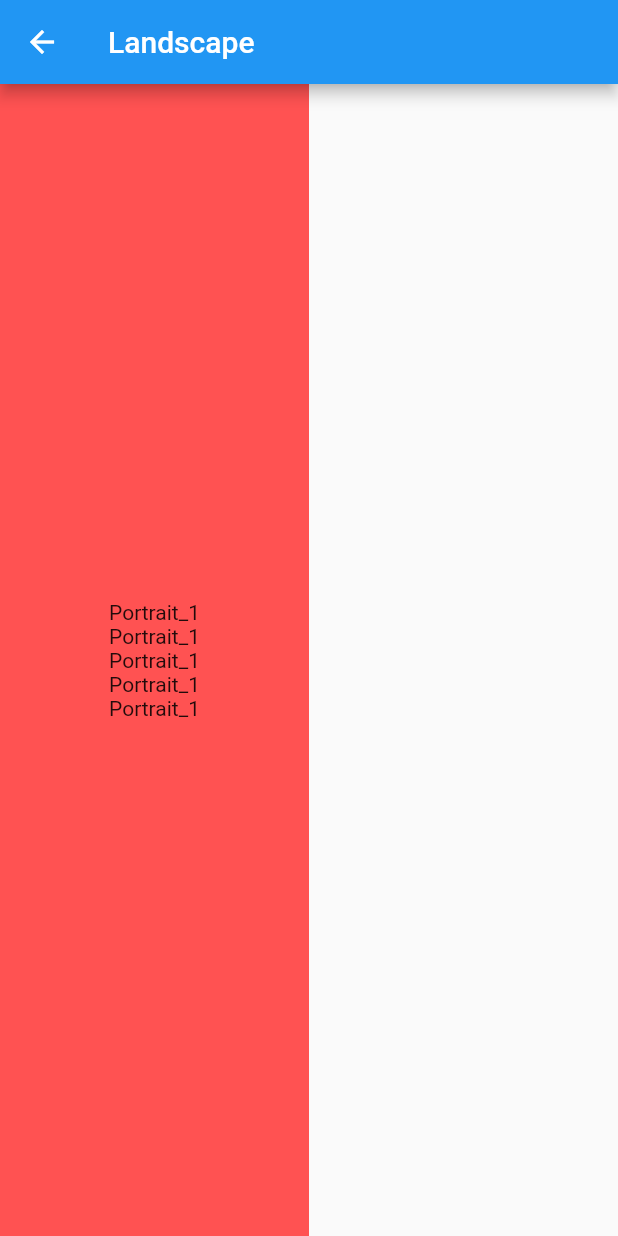
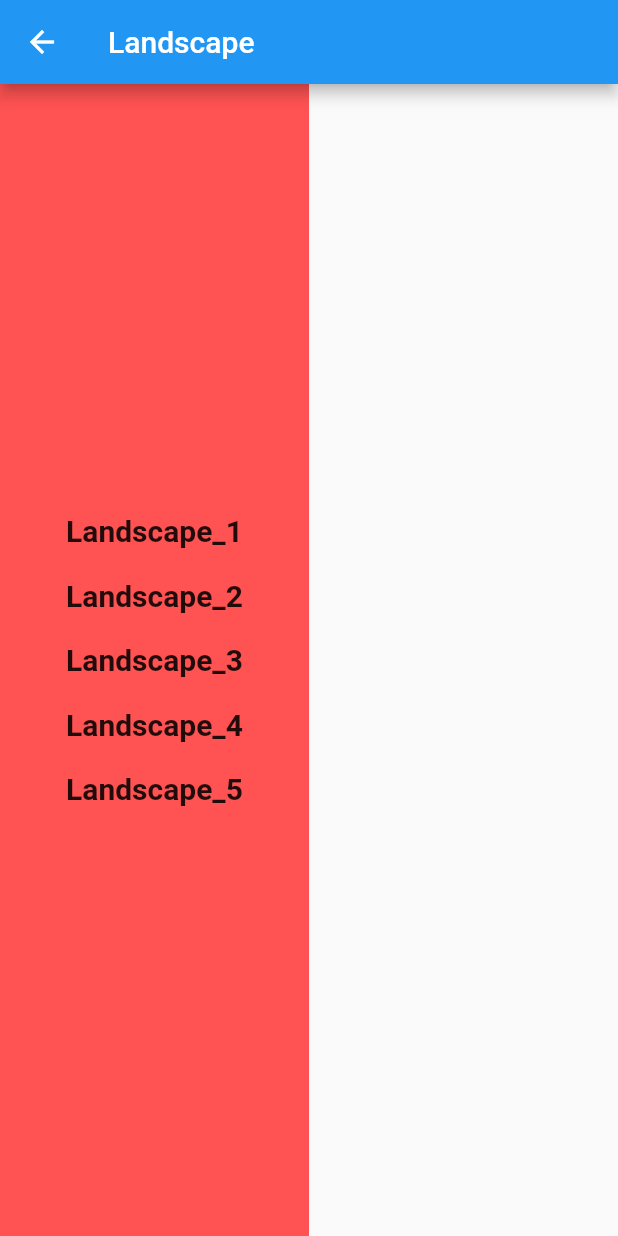
Before and after one commit to Suhaib200119/sis_flutter_2, a Flutter app: the Landscape screen opened directly, on a phone screen of 412 x 824 dp. Run offline on Flutter 3.47's test engine with Material 2 defaults, Android fonts, the phone set to English and light mode, and no system bars.

Commit message:
update style

```diff
--- a/lib/Landscape_Screen.dart
+++ b/lib/Landscape_Screen.dart
@@ -1,7 +1,8 @@
 import 'package:flutter/material.dart';
 
 class Landscape  extends StatelessWidget {
-
+  TextStyle style = new TextStyle(
+      color: Colors.black87, fontSize: 20, fontWeight: FontWeight.bold);
   @override
   Widget build(BuildContext context) {
     return Scaffold(
@@ -18,11 +19,23 @@ class Landscape  extends StatelessWidget {
             child: Column(
               mainAxisAlignment: MainAxisAlignment.center,
                 children: [
-              Text("Portrait_1"),
-              Text("Portrait_1"),
-              Text("Portrait_1"),
-              Text("Portrait_1"),
-              Text("Portrait_1"),
+                  Text("Landscape_1",style: style,),
+                  SizedBox(
+                    height: 20,
+                  ),
+                  Text("Landscape_2",style: style,),
+                  SizedBox(
+                    height: 20,
+                  ),
+                  Text("Landscape_3",style: style,),
+                  SizedBox(
+                    height: 20,
+                  ),
+                  Text("Landscape_4",style: style,),
+                  SizedBox(
+                    height: 20,
+                  ),
+                  Text("Landscape_5",style: style,),
             ]),
 
           ),
--- a/lib/Portrait_Screen.dart
+++ b/lib/Portrait_Screen.dart
@@ -1,6 +1,8 @@
 import 'package:flutter/material.dart';
 
 class Portrait extends StatelessWidget {
+  TextStyle style = new TextStyle(
+      color: Colors.black87, fontSize: 20, fontWeight: FontWeight.bold);
 
   @override
   Widget build(BuildContext context) {
@@ -15,11 +17,10 @@ class Portrait extends StatelessWidget {
               accountEmail: Text("sis.22.20a@gmail.com"),
               accountName: Text("Suhaib Ibraheem"),
             ),
-            Text("Portrait_1"),
-            Text("Portrait_1"),
-            Text("Portrait_1"),
-            Text("Portrait_1"),
-            Text("Portrait_1"),
+            Text("Portrait_1",style: style,),
+            Text("Portrait_2",style: style,),
+            Text("Portrait_3",style: style,),
+            Text("Portrait_4",style: style,),
 
           ],
         ),
```
